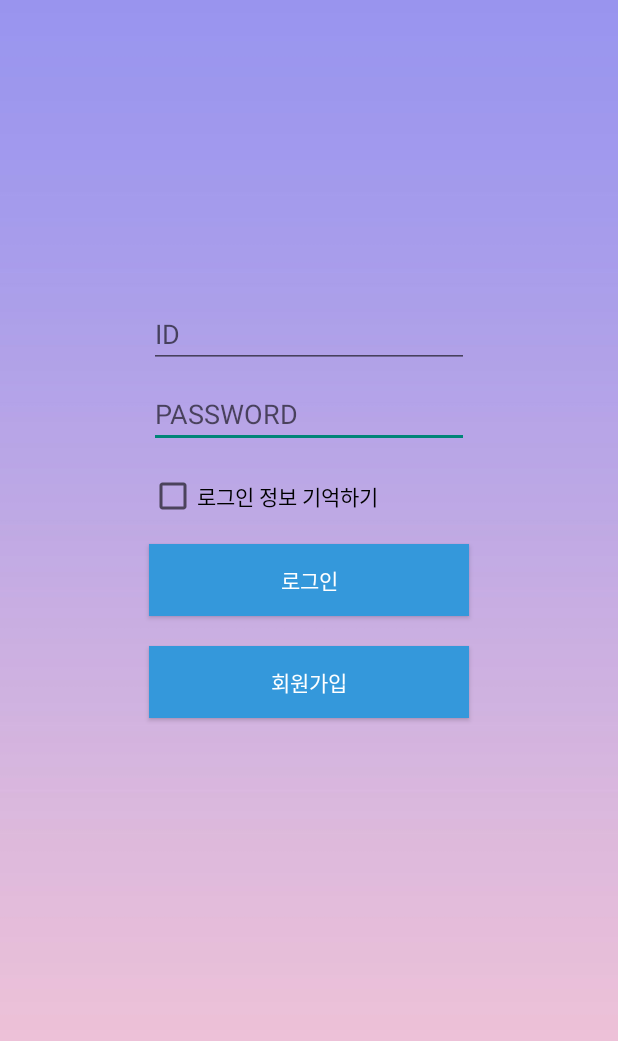
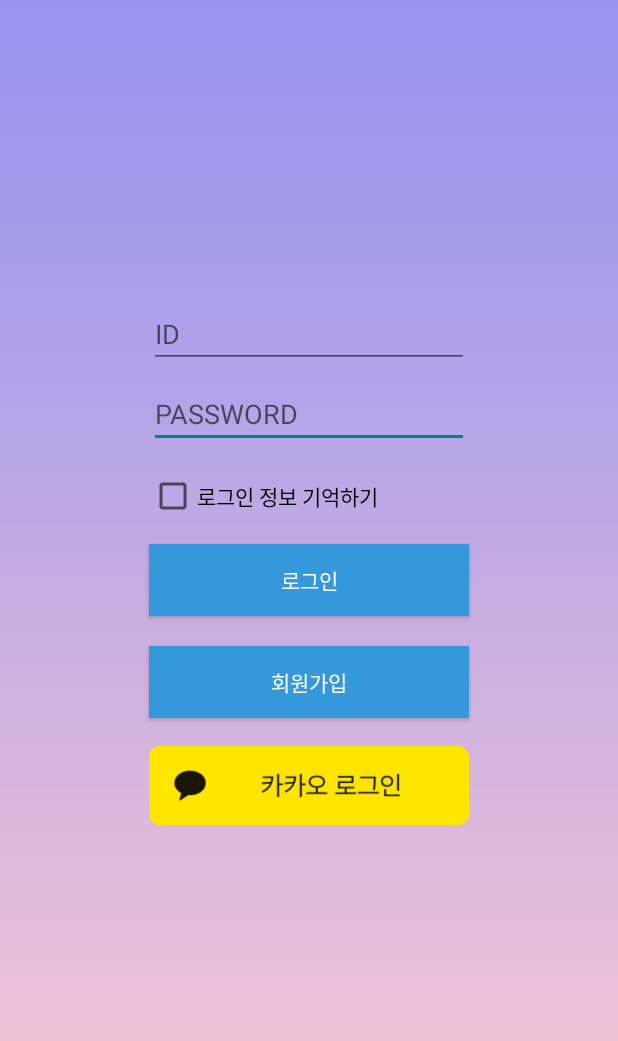
Before and after one commit to soo9028/keepinmindcalendar, an Android app: the screen it shows after launch (LoginActivity), after a tap on "로그인", on a phone screen of 412 x 824 dp. Shown: the top 1041 px of the screen. Run offline under Robolectric (Android 15) with nearby library versions, the light colour scheme and no system bars; our stand-ins replace Volley; libraries missing offline, so code that uses them is left out: com.kakao.sdk; network calls fail; 2 statements that could not run were skipped.

Commit message:
implemented KakaoLogin

```diff
--- a/app/build.gradle
+++ b/app/build.gradle
@@ -38,5 +38,6 @@ dependencies {
     implementation 'com.android.volley:volley:1.2.0'
     implementation 'androidx.preference:preference:1.1.1'
     implementation 'com.github.prolificinteractive:material-calendarview:1.4.3'
+    implementation "com.kakao.sdk:v2-user:2.8.1"
 
 }
--- /dev/null
+++ b/app/src/main/java/co/kr/crystalstudio/keepinmind/Global.java
@@ -0,0 +1,5 @@
+package co.kr.crystalstudio.keepinmind;
+
+public class Global {
+    public static String userID;
+}
--- /dev/null
+++ b/app/src/main/java/co/kr/crystalstudio/keepinmind/GlobalApplication.java
@@ -0,0 +1,13 @@
+package co.kr.crystalstudio.keepinmind;
+
+import android.app.Application;
+
+import com.kakao.sdk.common.KakaoSdk;
+
+public class GlobalApplication extends Application {
+    @Override
+    public void onCreate() {
+        super.onCreate();
+        KakaoSdk.init(this,"0aee7527829b1dd41d48579dc4246c6b");
+    }
+}
--- a/app/src/main/java/co/kr/crystalstudio/keepinmind/LoginActivity.java
+++ b/app/src/main/java/co/kr/crystalstudio/keepinmind/LoginActivity.java
@@ -5,37 +5,51 @@ import androidx.appcompat.app.AppCompatActivity;
 
 import android.content.Intent;
 import android.os.Bundle;
+import android.util.Log;
 import android.view.View;
 import android.widget.Button;
 import android.widget.CheckBox;
 import android.widget.EditText;
+import android.widget.ImageView;
 import android.widget.Toast;
 import android.content.SharedPreferences;
 
 import com.android.volley.RequestQueue;
 import com.android.volley.Response;
 import com.android.volley.toolbox.Volley;
+import com.kakao.sdk.auth.model.OAuthToken;
+import com.kakao.sdk.common.util.Utility;
+import com.kakao.sdk.user.UserApi;
+import com.kakao.sdk.user.UserApiClient;
+import com.kakao.sdk.user.model.User;
 
 import org.json.JSONException;
 import org.json.JSONObject;
 
+import kotlin.Unit;
+import kotlin.jvm.functions.Function2;
 
 
 public class LoginActivity extends AppCompatActivity {
     private EditText et_id, et_pass;
     private Button btn_login,btn_register;
     private CheckBox cb_save;
+    private ImageView btn_kakao;
 
     @Override
     protected void onCreate(Bundle savedInstanceState) {
         super.onCreate(savedInstanceState);
         setContentView(R.layout.activity_login);
 
+        String keyHash = Utility.INSTANCE.getKeyHash(this);
+        Log.i("keyhash",keyHash);
+
         et_id=findViewById(R.id.et_id);
         et_pass=findViewById(R.id.et_pass);
         btn_login=findViewById(R.id.btn_login);
         btn_register=findViewById(R.id.btn_register);
         cb_save=findViewById(R.id.cb_save);
+        btn_kakao=findViewById(R.id.btn_kakao);
 
         btn_register.setOnClickListener(new View.OnClickListener() {//회원가입 버튼을 클릭시 수행
             @Override
@@ -44,7 +58,44 @@ public class LoginActivity extends AppCompatActivity {
                 startActivity(intent);
             }
         });
-        btn_login.setOnClickListener(new View.OnClickListener() {
+
+        btn_kakao.setOnClickListener(new View.OnClickListener() {
+            @Override
+            public void onClick(View v) {
+                UserApiClient.getInstance().loginWithKakaoAccount(LoginActivity.this, new Function2<OAuthToken, Throwable, Unit>() {
+                    @Override
+                    public Unit invoke(OAuthToken oAuthToken, Throwable throwable) {
+                        if (oAuthToken != null){
+                            Toast.makeText(LoginActivity.this, "로그인 성공", Toast.LENGTH_SHORT).show();
+                            //사용자 정보 가져오기
+                            UserApiClient.getInstance().me(new Function2<User, Throwable, Unit>() {
+                                @Override
+                                public Unit invoke(User user, Throwable throwable) {
+                                    if(user!=null){
+                                        Long userID = user.getId();
+                                        String userNick = user.getKakaoAccount().getProfile().getNickname();
+                                        String userPhoto = user.getKakaoAccount().getProfile().getProfileImageUrl();
+                                        String userEmail = user.getKakaoAccount().getEmail();
+
+                                        Global.userID = userNick + userID;
+                                        Intent intent = new Intent(LoginActivity.this,MainActivity.class);
+                                        startActivity(intent);
+                                        finish();
+                                    }
+                                    return null;
+                                }
+                            });
+                        } else {
+                            Toast.makeText(LoginActivity.this, "로그인 실패", Toast.LENGTH_SHORT).show();
+                        }
+                        return null;
+                    }
+                });
+
+            }
+        });
+
+        btn_login.setOnClickListener(new View.OnClickListener() { //로그인 버튼
             @Override
             public void onClick(View v) {
                 String userID=et_id.getText().toString();
@@ -61,6 +112,9 @@ public class LoginActivity extends AppCompatActivity {
                                 String userID = jasonObject.getString("userID");
                                 String userPass = jasonObject.getString("userPassword");
                                 Toast.makeText(getApplicationContext(), "로그인 성공", Toast.LENGTH_SHORT).show();
+
+                                Global.userID = userID;
+
                                 Intent intent = new Intent(LoginActivity.this, MainActivity.class);
                                 intent.putExtra("userID", userID);
                                 intent.putExtra("userPass",userPass);
@@ -87,11 +141,13 @@ public class LoginActivity extends AppCompatActivity {
                 if (cb_save.isChecked()) {
                     SaveSharedPreferences.setUserName(LoginActivity.this, et_id.getText().toString());
                     SaveSharedPreferences.setLoginSaved(LoginActivity.this, true);
+                    SaveSharedPreferences.setUserPassword(LoginActivity.this,et_pass.getText().toString());
 
                 }
                 else{
                     SaveSharedPreferences.setUserName(LoginActivity.this, "");
                     SaveSharedPreferences.setLoginSaved(LoginActivity.this,false);
+                    SaveSharedPreferences.setUserPassword(LoginActivity.this,"");
                 }
 
             }
@@ -109,5 +165,8 @@ public class LoginActivity extends AppCompatActivity {
         boolean LoginSaved = SaveSharedPreferences.getLoginSaved(this);
         cb_save.setChecked(LoginSaved);
 
+        String userPassword = SaveSharedPreferences.getUserPassword(this);
+        et_pass.setText((userPassword));
+
     }
 }
--- a/app/src/main/java/co/kr/crystalstudio/keepinmind/MainActivity.java
+++ b/app/src/main/java/co/kr/crystalstudio/keepinmind/MainActivity.java
@@ -32,6 +32,9 @@ public class MainActivity extends AppCompatActivity implements CalendarAdapter.O
         initWidgets();
         CalendarUtils.selectedDate = LocalDate.now();
         setMonthView();
+
+//        getSupportActionBar().setSubtitle(Global.userID);
+        Toast.makeText(this, Global.userID+"님 환영합니다!", Toast.LENGTH_SHORT).show();
     }
 
     private void initWidgets()
--- a/app/src/main/java/co/kr/crystalstudio/keepinmind/SaveSharedPreferences.java
+++ b/app/src/main/java/co/kr/crystalstudio/keepinmind/SaveSharedPreferences.java
@@ -10,6 +10,7 @@ import android.content.SharedPreferences;
 public class SaveSharedPreferences {
 
     static final String PREF_USER_NAME = "username";
+    static final String PREF_USER_PASSWORD = "password";
 
     static SharedPreferences getSharedPreferences(Context ctx) {
         return PreferenceManager.getDefaultSharedPreferences(ctx);
@@ -39,6 +40,18 @@ public class SaveSharedPreferences {
         return getSharedPreferences(ctx).getBoolean("LoginChecked", false);
     }
 
+    //계정 비밀번호 저장
+    public static void setUserPassword(Context ctx, String userPassword){
+        SharedPreferences.Editor editor = getSharedPreferences(ctx).edit();
+        editor.putString(PREF_USER_PASSWORD, userPassword);
+        editor.commit();
+    }
+
+    //계정 비밀번호 가져오기
+    public static String getUserPassword(Context ctx){
+        return getSharedPreferences(ctx).getString(PREF_USER_PASSWORD,"");
+    }
+
     // 로그아웃
     public static void clearUserName(Context ctx) {
         SharedPreferences.Editor editor = getSharedPreferences(ctx).edit();
--- a/app/src/main/res/drawable/calendar_border.xml
+++ b/app/src/main/res/drawable/calendar_border.xml
@@ -4,13 +4,13 @@
 
     <!-- View border color and width -->
     <stroke
-        android:width="1dp"
+        android:width="0.15dp"
         android:color="@color/gray" >
     </stroke>
 
     <!-- The radius makes the corners rounded -->
     <corners
-        android:radius="2dp"   >
+        android:radius="0.5dp"   >
     </corners>
 
 
--- a/app/src/main/res/layout/activity_login.xml
+++ b/app/src/main/res/layout/activity_login.xml
@@ -80,6 +80,16 @@
         app:layout_constraintStart_toStartOf="@+id/btn_login"
         app:layout_constraintTop_toBottomOf="@+id/btn_login" />
 
+    <ImageView
+        android:id="@+id/btn_kakao"
+        android:layout_width="0dp"
+        android:layout_height="wrap_content"
+        app:layout_constraintEnd_toEndOf="@+id/btn_login"
+        app:layout_constraintHorizontal_bias="0.0"
+        app:layout_constraintStart_toStartOf="@id/btn_login"
+        app:layout_constraintTop_toBottomOf="@+id/btn_register"
+        android:src="@drawable/kakao_login_large_narrow"/>
+
 <!--    <ImageView-->
 <!--        android:id="@+id/imageView2"-->
 <!--        android:layout_width="wrap_content"-->
--- a/app/src/main/res/layout/activity_week_view.xml
+++ b/app/src/main/res/layout/activity_week_view.xml
@@ -139,7 +139,8 @@
         android:id="@+id/calendarRecyclerView"
         android:layout_width="match_parent"
         android:layout_height="0dp"
-        android:layout_weight="1"/>
+        android:layout_weight="1"
+        android:layout_marginBottom="5dp"/>
 
     <Button
         android:layout_width="200dp"
--- a/app/src/main/res/layout/calendar_cell.xml
+++ b/app/src/main/res/layout/calendar_cell.xml
@@ -19,6 +19,7 @@
         app:layout_constraintTop_toTopOf="parent"
         app:layout_constraintRight_toRightOf="parent"
         app:layout_constraintLeft_toLeftOf="parent"
-        app:layout_constraintVertical_bias="0.25" />
+        app:layout_constraintVertical_bias="0.15"
+        app:layout_constraintHorizontal_bias="0.25"/>
 
 </androidx.constraintlayout.widget.ConstraintLayout>
--- a/settings.gradle
+++ b/settings.gradle
@@ -3,6 +3,7 @@ dependencyResolutionManagement {
     repositories {
         google()
         mavenCentral()
+        maven { url 'https://devrepo.kakao.com/nexus/content/groups/public/' }
         maven { url 'https://jitpack.io' }
         jcenter()
     }
```
Also changed, not shown: app/src/main/AndroidManifest.xml (+13 -0 lines), app/src/main/res/drawable/kakao_login_large_narrow.png (added), app/src/main/res/drawable/kakao_login_large_wide.png (added), app/src/main/res/drawable/kakao_login_medium_narrow.png (added), app/src/main/res/drawable/kakao_login_medium_wide.png (added).
